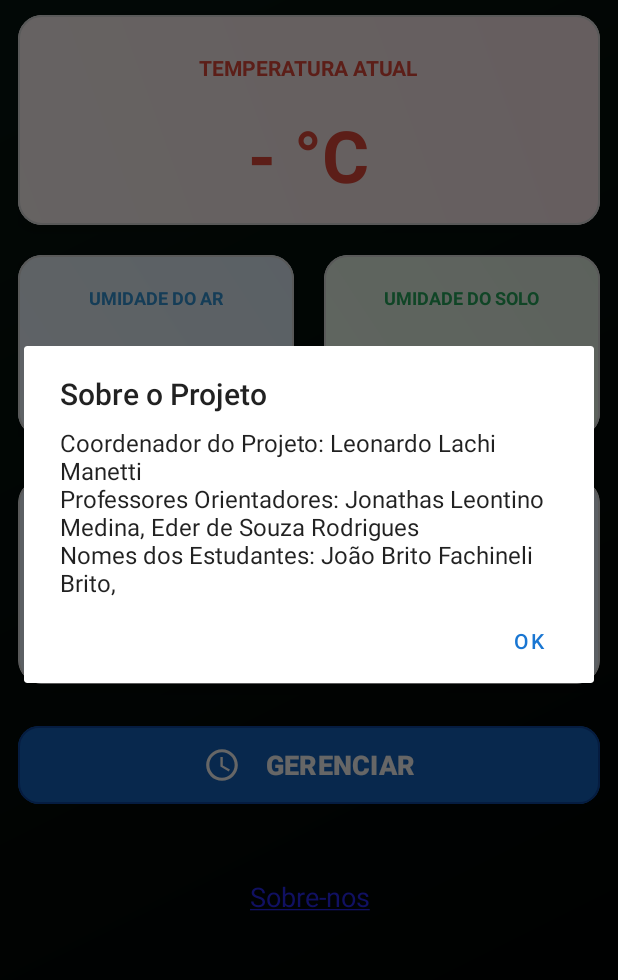
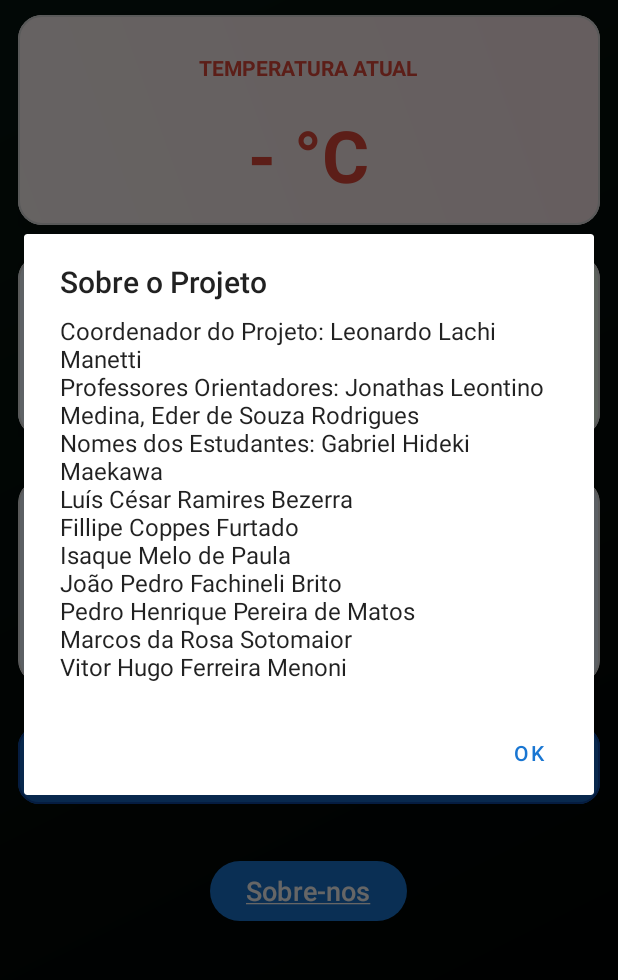
Before and after one commit to Extensao-TSI/V1.2, an Android app: the screen it shows after launch (MainActivity), after a tap on "Sobre-nos", on a phone screen of 412 x 824 dp, the part 103-1083 px from its top. Run offline under Robolectric (Android 15) with nearby library versions, the phone set to English and light mode, and no system bars.

Commit message:
- Atualização do ícone e logo do aplicativo - Substituição do TextView "Sobre" por um MaterialButton e atualização da lista de estudantes

```diff
--- a/app/src/main/java/com/example/extensaotelas/MainActivity.kt
+++ b/app/src/main/java/com/example/extensaotelas/MainActivity.kt
@@ -9,6 +9,7 @@ import android.content.Intent
 import android.content.pm.PackageManager
 import android.graphics.Color
 import android.os.Bundle
+import android.widget.Button
 import android.widget.TextView
 import android.widget.Toast
 import androidx.activity.ComponentActivity
@@ -63,23 +64,29 @@ class MainActivity : ComponentActivity() {
 		findViewById<MaterialButton>(R.id.btnBluetooth).setOnClickListener {
 			handleBluetoothConnection()
 		}
-		val tvSobre = findViewById<TextView>(R.id.textView3)
+		val tvSobre = findViewById<Button>(R.id.btnSobre)
 		tvSobre.setOnClickListener {
 			AlertDialog.Builder(this)
 				.setTitle("Sobre o Projeto")
 				.setMessage(
 					"Coordenador do Projeto: Leonardo Lachi Manetti\n" +
 					"Professores Orientadores: Jonathas Leontino Medina, Eder de Souza Rodrigues\n" +
-					"Nomes dos Estudantes: João Brito Fachineli Brito, "
+					"Nomes dos Estudantes: " +
+                            "Gabriel Hideki Maekawa\n" +
+                            "Luís César Ramires Bezerra \n" +
+                            "Fillipe Coppes Furtado\n" +
+                            "Isaque Melo de Paula \n" +
+                            "João Pedro Fachineli Brito\n" +
+                            "Pedro Henrique Pereira de Matos \n" +
+                            "Marcos da Rosa Sotomaior \n" +
+                            "Vitor Hugo Ferreira Menoni\n"
+
 				)
 				.setPositiveButton("OK", null)
 				.show()
 		}
 	}
 
-	// Dentro de MainActivity.kt
-
-	// Dentro de MainActivity.kt
 
 	private fun observeViewModel() {
 		lifecycleScope.launch {
@@ -91,11 +98,8 @@ class MainActivity : ComponentActivity() {
 						Toast.makeText(this@MainActivity, "Conectado. Sincronizando horário...", Toast.LENGTH_SHORT).show()
 						viewModel.syncRtc()
 
-						// --- INÍCIO DA CORREÇÃO ---
-						// REMOVEMOS COMPLETAMENTE O statusPollJob DAQUI
 						// O Arduino já envia os dados automaticamente, não precisamos de os pedir.
 						statusPollJob?.cancel()
-						// --- FIM DA CORREÇÃO ---
 					}
 					ConnectionStatus.DISCONNECTED -> {
 						textViewStatus.text = "Desconectado"
--- a/app/src/main/res/layout/activity_adicionar_horario.xml
+++ b/app/src/main/res/layout/activity_adicionar_horario.xml
@@ -14,7 +14,7 @@
         android:layout_height="65dp"
         android:alpha="0.8"
         android:scaleType="centerInside"
-        android:src="@drawable/Logo" />
+        android:src="@drawable/logo" />
 
     <com.google.android.material.card.MaterialCardView
         android:layout_width="match_parent"
--- a/app/src/main/res/layout/activity_editar_horario.xml
+++ b/app/src/main/res/layout/activity_editar_horario.xml
@@ -13,7 +13,7 @@
 		android:layout_height="65dp"
 		android:alpha="0.8"
 		android:scaleType="centerInside"
-		android:src="@drawable/Logo"/>
+		android:src="@drawable/logo"/>
 
 	<com.google.android.material.card.MaterialCardView
 		android:layout_width="match_parent"
--- a/app/src/main/res/layout/activity_lista_horarios.xml
+++ b/app/src/main/res/layout/activity_lista_horarios.xml
@@ -13,7 +13,7 @@
 		android:layout_height="65dp"
 		android:alpha="0.8"
 		android:scaleType="centerInside"
-		android:src="@drawable/Logo" />
+		android:src="@drawable/logo" />
 
 	<com.google.android.material.card.MaterialCardView
 		android:layout_width="match_parent"
--- a/app/src/main/res/layout/activity_main.xml
+++ b/app/src/main/res/layout/activity_main.xml
@@ -29,7 +29,7 @@
 			android:layout_height="65dp"
 			android:alpha="0.8"
 			android:scaleType="centerInside"
-			android:src="@drawable/Logo" />
+			android:src="@drawable/logo" />
 
 		<com.google.android.material.card.MaterialCardView
 			android:layout_width="match_parent"
@@ -233,15 +233,18 @@
 
 		</LinearLayout>
 
-		<TextView
-			android:id="@+id/textView3"
-			android:layout_width="match_parent"
-			android:layout_height="wrap_content"
-			android:layout_marginTop="25dp"
-			android:gravity="center"
-			android:text="@string/sobre"
-			android:textColor="#2929F6"
-			android:textSize="18sp" />
+        <com.google.android.material.button.MaterialButton
+            android:id="@+id/btnSobre"
+            android:layout_width="wrap_content"
+            android:layout_height="wrap_content"
+            android:layout_marginTop="10dp"
+            android:layout_gravity="center"
+            android:gravity="center"
+            android:text="@string/sobre"
+            android:textColor="#FFFFFF"
+            android:textSize="18sp"
+            android:textAllCaps="false"
+            />
 
-	</LinearLayout>
+    </LinearLayout>
 </androidx.constraintlayout.widget.ConstraintLayout>
```
Also changed, not shown: app/src/main/AndroidManifest.xml (+4 -3 lines), app/src/main/res/drawable/logo.png (renamed from app/src/main/res/drawable/Logo.png), app/src/main/res/drawable/logo_app.png (renamed from app/src/main/res/drawable/LogoApp.png).
